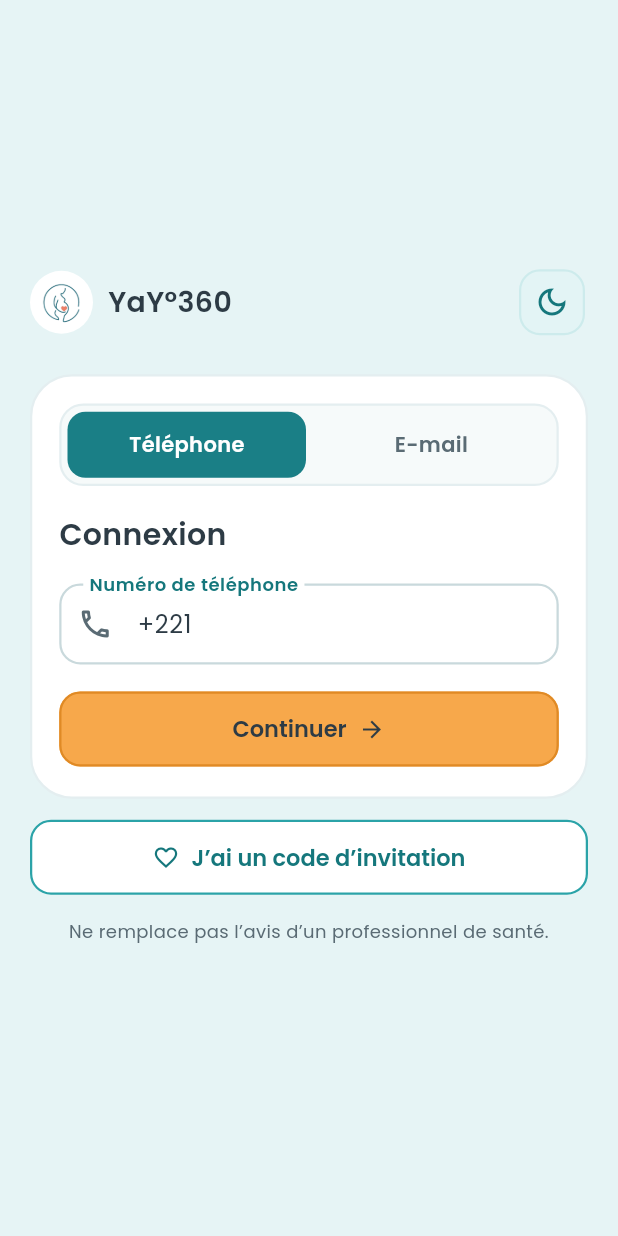
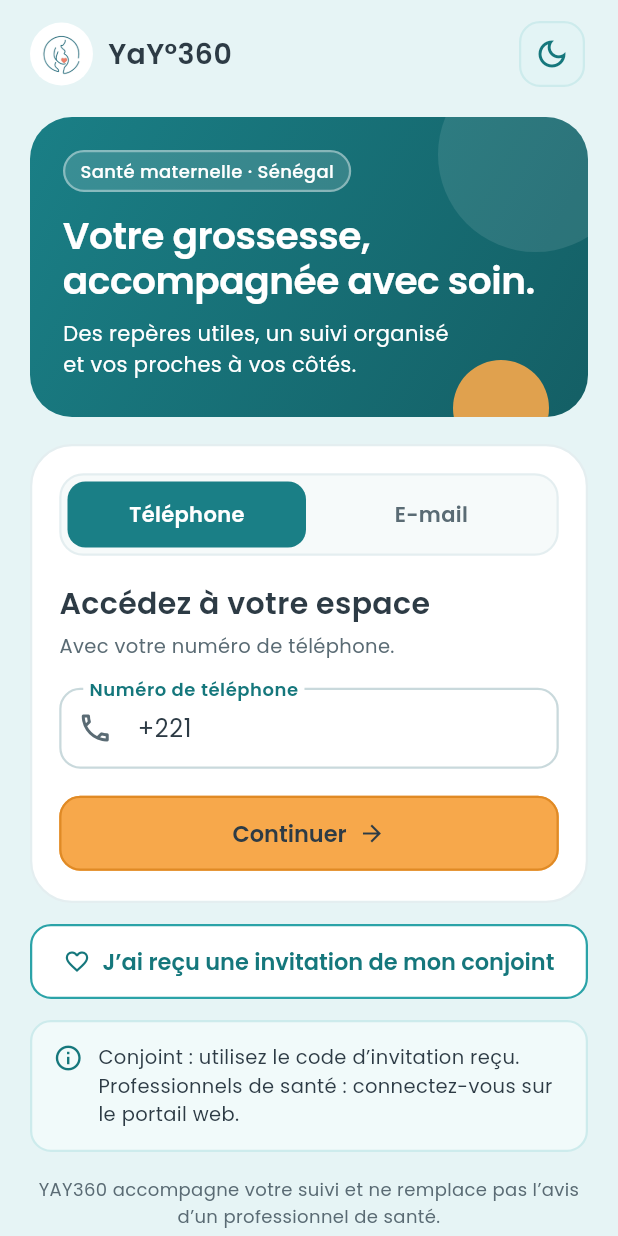
Before and after one commit to IbrahimaGN/yay360-mobile, a Flutter app: the screen it shows after launch, on a phone screen of 412 x 824 dp. Run offline on Flutter 3.47's test engine with Material 3 defaults, Android fonts, the phone set to English and light mode, and no system bars; our stand-ins replace flutter_secure_storage, share_plus; accounts and stored records are empty.

Commit message:
Retour à la version décrite dans le mémoire
Annule l'allègement de l'écran de connexion (PR #10) : le code revient
exactement à l'état de b1ea53c (Release mobile-v1.0.0-10). L'évolution
est conservée hors de main pour plus tard.

Co-Authored-By: Claude Opus 5.5 <noreply@anthropic.com>

```diff
--- a/lib/screens/auth_screen.dart
+++ b/lib/screens/auth_screen.dart
@@ -171,13 +171,23 @@ class _AuthScreenState extends State<AuthScreen> {
   // ==================== Textes de chaque étape ====================
 
   (String, String) get _titres {
-    if (_modeEmail) return ('Connexion', '');
+    if (_modeEmail) return ('Accédez à votre espace', 'Avec l’adresse e-mail et le mot de passe de votre compte.');
     return switch (_etape) {
-      _Etape.telephone => ('Connexion', ''),
-      _Etape.pin => ('Bon retour !', ''),
-      _Etape.inscription => ('Créez votre espace', 'Un code vous sera envoyé par e-mail.'),
-      _Etape.code => ('Vérification', 'Code envoyé à ${_maskedEmail ?? 'votre adresse e-mail'}.'),
-      _Etape.nouveauPin => ('Choisissez votre code PIN', '4 chiffres, à garder secret.'),
+      _Etape.telephone => ('Accédez à votre espace', 'Avec votre numéro de téléphone.'),
+      _Etape.pin => ('Bon retour !', 'Saisissez votre code PIN à 4 chiffres.'),
+      _Etape.inscription => (
+          'Créez votre espace',
+          'Ce numéro est nouveau. Votre code de vérification sera envoyé à votre adresse e-mail.',
+        ),
+      _Etape.code => (
+          'Vérifiez votre identité',
+          'Saisissez le code à 6 chiffres envoyé à ${_maskedEmail ?? 'votre adresse e-mail'}. '
+              'Pensez à regarder dans les courriers indésirables.',
+        ),
+      _Etape.nouveauPin => (
+          'Choisissez votre code PIN',
+          '4 chiffres, à garder secret. Évitez 0000, 1234 ou votre année de naissance.',
+        ),
     };
   }
 
@@ -219,7 +229,9 @@ class _AuthScreenState extends State<AuthScreen> {
                       ),
                     ],
                   ),
-                  const SizedBox(height: 24),
+                  const SizedBox(height: 18),
+                  const _Hero(),
+                  const SizedBox(height: 18),
 
                   // ── Carte du formulaire ───────────────────────────────
                   Container(
@@ -239,10 +251,8 @@ class _AuthScreenState extends State<AuthScreen> {
                             const SizedBox(height: 18),
                           ],
                           Text(titre, style: TextStyle(fontSize: 20, fontWeight: FontWeight.w600, color: p.textMain)),
-                          if (sousTitre.isNotEmpty) ...[
-                            const SizedBox(height: 4),
-                            Text(sousTitre, style: TextStyle(fontSize: 13, color: p.textMuted, height: 1.45)),
-                          ],
+                          const SizedBox(height: 4),
+                          Text(sousTitre, style: TextStyle(fontSize: 13, color: p.textMuted, height: 1.45)),
                           const SizedBox(height: 18),
                           ..._champs(),
                           if (widget.auth.error != null) ...[
@@ -285,12 +295,18 @@ class _AuthScreenState extends State<AuthScreen> {
                     OutlinedButton.icon(
                       onPressed: _openPartnerInvitation,
                       icon: const Icon(Icons.favorite_border),
-                      label: const Text('J’ai un code d’invitation'),
+                      label: const Text('J’ai reçu une invitation de mon conjoint'),
                     ),
                   ],
+                  const SizedBox(height: 14),
+                  const YayNotice(
+                    kind: NoticeKind.info,
+                    message: 'Conjoint : utilisez le code d’invitation reçu. '
+                        'Professionnels de santé : connectez-vous sur le portail web.',
+                  ),
                   const SizedBox(height: 16),
                   Text(
-                    'Ne remplace pas l’avis d’un professionnel de santé.',
+                    'YAY360 accompagne votre suivi et ne remplace pas l’avis d’un professionnel de santé.',
                     textAlign: TextAlign.center,
                     style: TextStyle(color: p.textMuted, fontSize: 12, height: 1.5),
                   ),
@@ -458,7 +474,7 @@ class _AuthScreenState extends State<AuthScreen> {
       dense: true,
       controlAffinity: ListTileControlAffinity.leading,
       title: const Text('Rester connectée sur ce téléphone'),
-      subtitle: const Text('À éviter sur un téléphone partagé.'),
+      subtitle: const Text('30 jours, prolongés à chaque ouverture. À éviter sur un téléphone partagé.'),
     ),
   );
 
@@ -540,6 +556,88 @@ String? validatePhone(String? value) {
     return 'Format attendu : +221 77 000 00 00.';
   }
   return null;
+}
+
+// ==================== Bandeau d'accueil ====================
+
+class _Hero extends StatelessWidget {
+  const _Hero();
+
+  @override
+  Widget build(BuildContext context) {
+    final p = context.yay;
+    // Dégradé foncé : le texte blanc garde au moins 4,5:1 partout
+    final fin = Color.lerp(p.banner1, Colors.black, 0.25)!;
+    return ClipRRect(
+      borderRadius: BorderRadius.circular(28),
+      child: Container(
+        decoration: BoxDecoration(
+          gradient: LinearGradient(
+            colors: [p.banner1, fin],
+            begin: Alignment.topLeft,
+            end: Alignment.bottomRight,
+          ),
+        ),
+        child: Stack(
+          children: [
+            // Décor
+            Positioned(right: -30, top: -40, child: _Rond(130, Colors.white.withValues(alpha: 0.10))),
+            Positioned(right: 26, bottom: -26, child: _Rond(64, p.orange.withValues(alpha: 0.9))),
+            Padding(
+              padding: const EdgeInsets.fromLTRB(22, 22, 22, 24),
+              child: Column(
+                crossAxisAlignment: CrossAxisAlignment.start,
+                children: [
+                  Container(
+                    padding: const EdgeInsets.symmetric(horizontal: 10, vertical: 4),
+                    decoration: BoxDecoration(
+                      color: Colors.white.withValues(alpha: 0.14),
+                      borderRadius: BorderRadius.circular(999),
+                      border: Border.all(color: Colors.white.withValues(alpha: 0.4), width: 1.5),
+                    ),
+                    child: const Text(
+                      'Santé maternelle · Sénégal',
+                      style: TextStyle(color: Colors.white, fontSize: 12, fontWeight: FontWeight.w500),
+                    ),
+                  ),
+                  const SizedBox(height: 14),
+                  const Text(
+                    'Votre grossesse,\naccompagnée avec soin.',
+                    style: TextStyle(
+                      color: Colors.white,
+                      fontSize: 25,
+                      fontWeight: FontWeight.w600,
+                      height: 1.2,
+                      letterSpacing: -0.3,
+                    ),
+                  ),
+                  const SizedBox(height: 10),
+                  const Padding(
+                    padding: EdgeInsets.only(right: 70),
+                    child: Text(
+                      'Des repères utiles, un suivi organisé et vos proches à vos côtés.',
+                      style: TextStyle(color: Colors.white, fontSize: 14, height: 1.5),
+                    ),
+                  ),
+                ],
+              ),
+            ),
+          ],
+        ),
+      ),
+    );
+  }
+}
+
+class _Rond extends StatelessWidget {
+  const _Rond(this.taille, this.couleur);
+  final double taille;
+  final Color couleur;
+
+  @override
+  Widget build(BuildContext context) => ExcludeSemantics(
+    child: Container(width: taille, height: taille, decoration: BoxDecoration(color: couleur, shape: BoxShape.circle)),
+  );
 }
 
 // ==================== Onglets Téléphone / E-mail ====================
--- a/lib/screens/family_screen.dart
+++ b/lib/screens/family_screen.dart
@@ -75,7 +75,7 @@ class _FamilyScreenState extends State<FamilyScreen> {
 
   String _messagePret(_Invitation i) =>
       'Je t’invite à suivre ma grossesse sur YAY360. Dans l’application, touche '
-      '« J’ai un code d’invitation », puis saisis le code ${i.code} '
+      '« J’ai reçu une invitation de mon conjoint », puis saisis le code ${i.code} '
       'avec l’adresse ${i.email}. Le code est valable 72 heures.';
 
   @override
```
Also changed, not shown: 1 other file.
